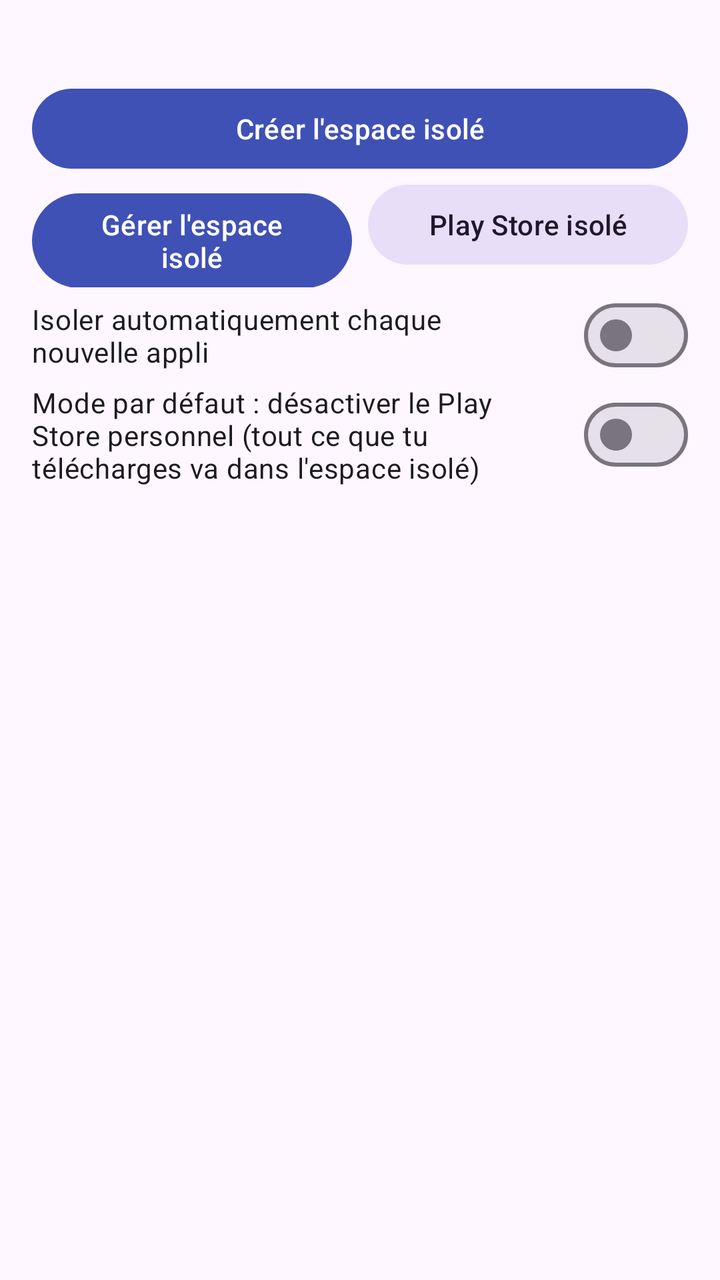
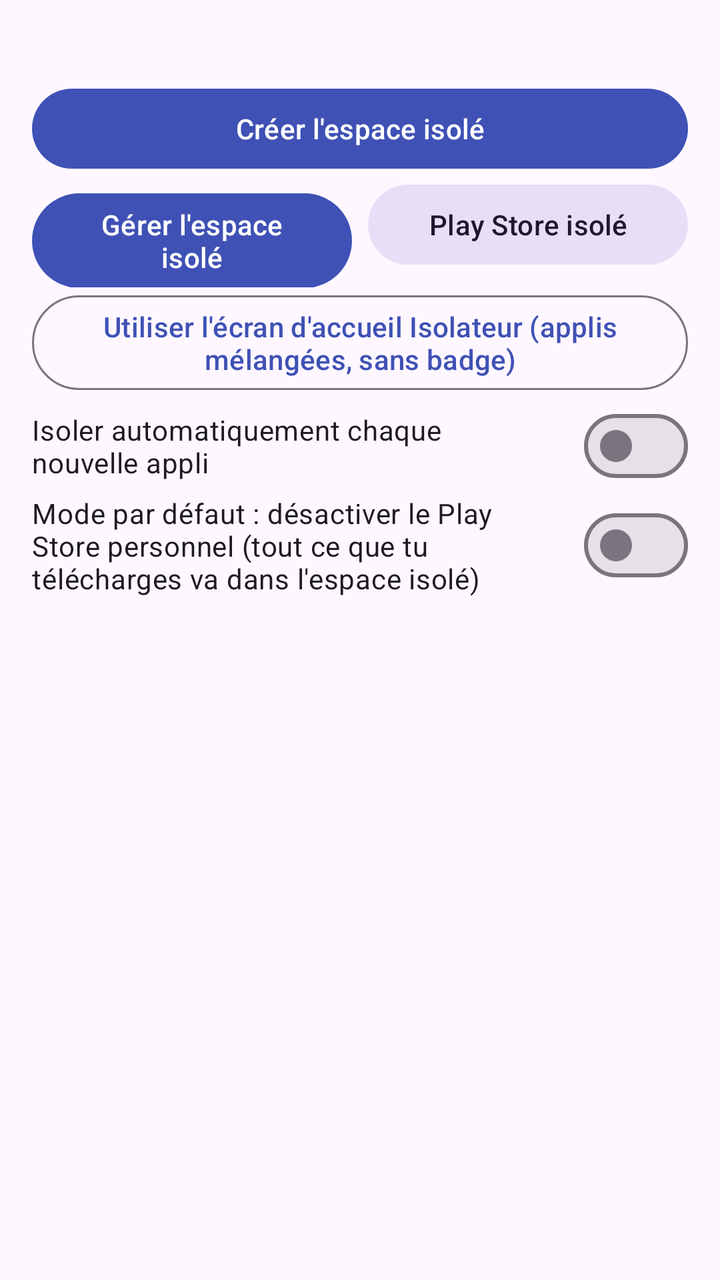

Before-and-after screenshots of an Android layout around one commit, followed by the original layout XML and the change that was made.
<!-- AndroidManifest.xml: application theme Theme.Isolateur -->
<!-- res/layout/activity_main.xml -->
<?xml version="1.0" encoding="utf-8"?>
<LinearLayout xmlns:android="http://schemas.android.com/apk/res/android"
    android:layout_width="match_parent"
    android:layout_height="match_parent"
    android:orientation="vertical">

    <LinearLayout
        android:id="@+id/header"
        android:layout_width="match_parent"
        android:layout_height="wrap_content"
        android:orientation="vertical"
        android:paddingHorizontal="16dp"
        android:paddingTop="12dp">

        <TextView
            android:id="@+id/status"
            android:layout_width="match_parent"
            android:layout_height="wrap_content"
            android:paddingBottom="8dp"
            android:textSize="15sp" />

        <com.google.android.material.button.MaterialButton
            android:id="@+id/btnCreate"
            android:layout_width="match_parent"
            android:layout_height="wrap_content"
            android:text="@string/create_space" />

        <LinearLayout
            android:id="@+id/rowButtons"
            android:layout_width="match_parent"
            android:layout_height="wrap_content"
            android:orientation="horizontal">

            <com.google.android.material.button.MaterialButton
                android:id="@+id/btnManage"
                android:layout_width="0dp"
                android:layout_height="wrap_content"
                android:layout_marginEnd="4dp"
                android:layout_weight="1"
                android:text="@string/open_manager" />

            <com.google.android.material.button.MaterialButton
                android:id="@+id/btnStore"
                style="@style/Widget.Material3.Button.TonalButton"
                android:layout_width="0dp"
                android:layout_height="wrap_content"
                android:layout_marginStart="4dp"
                android:layout_weight="1"
                android:text="Play Store isolé" />
        </LinearLayout>

        <com.google.android.material.materialswitch.MaterialSwitch
            android:id="@+id/swAuto"
            android:layout_width="match_parent"
            android:layout_height="wrap_content"
            android:text="@string/auto_move" />

        <com.google.android.material.materialswitch.MaterialSwitch
            android:id="@+id/swDefault"
            android:layout_width="match_parent"
            android:layout_height="wrap_content"
            android:text="@string/default_mode" />

        <LinearLayout
            android:layout_width="match_parent"
            android:layout_height="wrap_content"
            android:gravity="center_vertical"
            android:orientation="horizontal"
            android:paddingVertical="4dp">

            <TextView
                android:id="@+id/shizukuStatus"
                android:layout_width="0dp"
                android:layout_height="wrap_content"
                android:layout_weight="1"
                android:textSize="12sp" />

            <com.google.android.material.button.MaterialButton
                android:id="@+id/btnShizuku"
                style="@style/Widget.Material3.Button.TextButton"
                android:layout_width="wrap_content"
                android:layout_height="wrap_content" />
        </LinearLayout>
    </LinearLayout>

    <androidx.recyclerview.widget.RecyclerView
        android:id="@+id/list"
        android:layout_width="match_parent"
        android:layout_height="0dp"
        android:layout_weight="1" />
</LinearLayout>
<!-- resources referenced by this layout -->
<resources>
  <string name="auto_move">Isoler automatiquement chaque nouvelle appli</string>
  <string name="create_space">Créer l\'espace isolé</string>
  <string name="default_mode">Mode par défaut : désactiver le Play Store personnel (tout ce que tu télécharges va dans l\'espace isolé)</string>
  <string name="open_manager">Gérer l\'espace isolé</string>
  <style name="Theme.Isolateur" parent="Theme.Material3.DayNight">
          <item name="colorPrimary">#3F51B5</item>
      </style>
</resources>

<!-- the commit's change to res/layout/activity_main.xml (unified diff, before → after) -->
@@ -49,6 +49,13 @@
                 android:text="Play Store isolé" />
         </LinearLayout>
 
+        <com.google.android.material.button.MaterialButton
+            android:id="@+id/btnHome"
+            style="@style/Widget.Material3.Button.OutlinedButton"
+            android:layout_width="match_parent"
+            android:layout_height="wrap_content"
+            android:text="@string/use_home" />
+
         <com.google.android.material.materialswitch.MaterialSwitch
             android:id="@+id/swAuto"
             android:layout_width="match_parent"
<!-- resource entries referenced after the edit -->
@@ -4,6 +4,7 @@
   <string name="create_space">Créer l\'espace isolé</string>
   <string name="default_mode">Mode par défaut : désactiver le Play Store personnel (tout ce que tu télécharges va dans l\'espace isolé)</string>
   <string name="open_manager">Gérer l\'espace isolé</string>
+  <string name="use_home">Utiliser l\'écran d\'accueil Isolateur (applis mélangées, sans badge)</string>
   <style name="Theme.Isolateur" parent="Theme.Material3.DayNight">
           <item name="colorPrimary">#3F51B5</item>
       </style>
